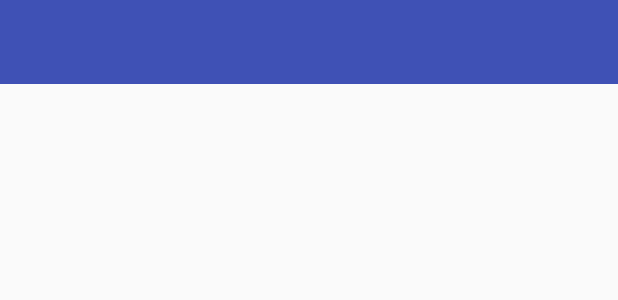
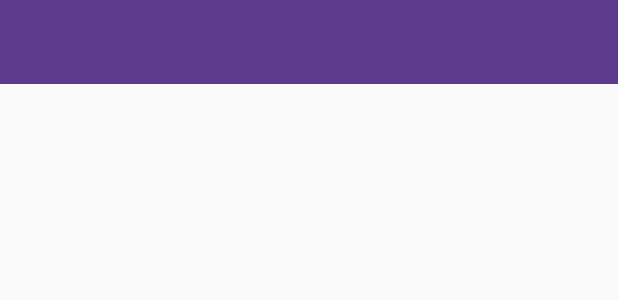
Before and after one commit to Alybaev/PRojectWeather, an Android app: the layout toolbar.xml on its own in the app's theme, with its tools: preview values and no code run, on a phone screen of 412 x 824 dp. Shown: the top 300 px of the screen. Run offline under Robolectric (Android 15) with nearby library versions, the phone set to English and light mode, and no system bars.

Commit message:
Everything works now ok, only need to improve design on forecast fragment and change color of back button

```diff
--- a/app/build.gradle
+++ b/app/build.gradle
@@ -9,7 +9,7 @@ android {
     defaultConfig {
         applicationId "com.example.admin.weather"
         minSdkVersion 15
-        targetSdkVersion 27
+        targetSdkVersion 26
         versionCode 1
         versionName "1.0"
         testInstrumentationRunner "android.support.test.runner.AndroidJUnitRunner"
--- a/app/src/main/java/com/example/admin/weather/MapsActivity.kt
+++ b/app/src/main/java/com/example/admin/weather/MapsActivity.kt
@@ -25,6 +25,7 @@ class MapsActivity : AppCompatActivity(), OnMapReadyCallback, GoogleMap.OnMarker
         setContentView(R.layout.activity_maps)
         // Obtain the SupportMapFragment and get notified when the map is ready to be used.
 
+        setSupportActionBar(findViewById(R.id.toolbar))
         val mapFragment = supportFragmentManager
                 .findFragmentById(R.id.map) as SupportMapFragment
         mapFragment.getMapAsync(this)
--- a/app/src/main/java/com/example/admin/weather/adapters/CustomAdapter.kt
+++ b/app/src/main/java/com/example/admin/weather/adapters/CustomAdapter.kt
@@ -4,8 +4,7 @@ import android.content.Context
 import android.support.v4.app.Fragment
 import android.support.v4.app.FragmentManager
 import android.support.v4.app.FragmentPagerAdapter
-import com.example.admin.weather.fragments.FragmentForecast
-import com.example.admin.weather.fragments.FragmentMain
+
 
 class CustomAdapter : FragmentPagerAdapter {
     private var titles: ArrayList<String> = ArrayList()
--- a/app/src/main/java/com/example/admin/weather/fragments/FragmentForecast.kt
+++ b/app/src/main/java/com/example/admin/weather/fragments/FragmentForecast.kt
@@ -36,6 +36,7 @@ class FragmentForecast : Fragment() {
 
     }
 
+
     fun init(context: Context){
         val bundle = arguments
         weatherInfo = bundle!!.getSerializable(WEATHER_INFO_BUNDLE_KEY) as WeatherInfo?
--- a/app/src/main/java/com/example/admin/weather/fragments/FragmentMain.kt
+++ b/app/src/main/java/com/example/admin/weather/fragments/FragmentMain.kt
@@ -38,6 +38,7 @@ class FragmentMain : Fragment() {
         weatherInfo = arguments?.getSerializable(Constants.WEATHER_INFO_BUNDLE_KEY) as WeatherInfo?
 
         Log.d("dat==-", weatherInfo.toString())
+        Log.d("nameDattt==-", nameOfCity)
 
         initAllWeatherInfo()
 
--- a/app/src/main/res/layout/toolbar.xml
+++ b/app/src/main/res/layout/toolbar.xml
@@ -7,7 +7,7 @@
         android:id="@+id/toolbar"
         android:layout_width="0dp"
         android:layout_height="wrap_content"
-        android:background="@color/colorPrimary"
+        android:background="@color/color_tabLayout"
         app:layout_constraintEnd_toEndOf="parent"
         app:layout_constraintStart_toStartOf="parent"
         app:layout_constraintTop_toTopOf="parent"
--- a/app/src/main/res/values/colors.xml
+++ b/app/src/main/res/values/colors.xml
@@ -2,7 +2,7 @@
 <resources>
     <color name="colorPrimary">#3F51B5</color>
     <color name="colorPrimaryDark">#929ee8</color>
-    <color name="colorAccent">#FF4081</color>
+    <color name="colorAccent">#FFFFFF</color>
     <color name="background">#4f2078</color>
     <color name="text_color">#FFFFFF</color>
     <color name="color_tabLayout">#5c3b8d</color>
--- a/app/src/main/res/values/styles.xml
+++ b/app/src/main/res/values/styles.xml
@@ -1,7 +1,7 @@
 <resources>
 
     <!-- Base application theme. -->
-    <style name="AppTheme" parent="Theme.AppCompat.Light.DarkActionBar">
+    <style name="AppTheme" parent="Theme.AppCompat.Light.NoActionBar">
         <!-- Customize your theme here. -->
         <item name="colorPrimary">@color/colorPrimary</item>
         <item name="colorPrimaryDark">@color/colorPrimaryDark</item>
```
Also changed, not shown: app/src/main/java/com/example/admin/weather/MainActivity.kt (+37 -12 lines), app/src/main/res/layout/activity_main.xml (+8 -2 lines).
